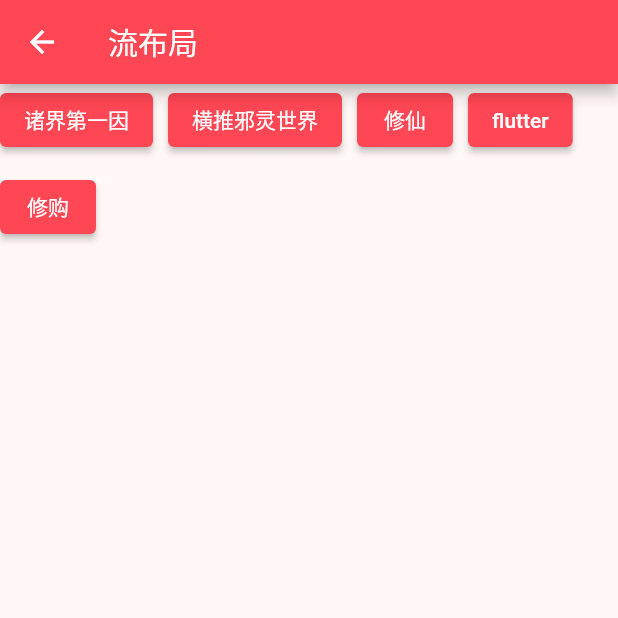
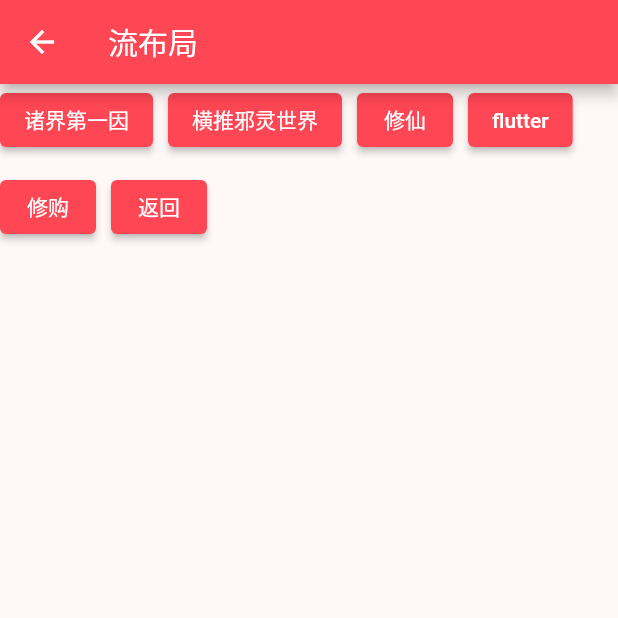
Before and after one commit to Sebastian-github-2020/boss_version_flutter, a Flutter app: the WrapLayout screen opened directly, on a phone screen of 412 x 824 dp, the top half of it. Run offline on Flutter 3.47's test engine with Material 2 defaults, Android fonts, the phone set to English and light mode, and no system bars; our stand-ins replace webview_flutter.

```diff
--- a/lib/pages/Layout/WrapLayout.dart
+++ b/lib/pages/Layout/WrapLayout.dart
@@ -1,3 +1,4 @@
+import 'package:flutter/foundation.dart';
 import 'package:flutter/material.dart';
 import '../../Components/MyButton.dart';
 
@@ -7,7 +8,7 @@ import '../../Components/MyButton.dart';
 
 class WrapLayout extends StatelessWidget {
   const WrapLayout({Key? key}) : super(key: key);
-  static final List txts = ["诸界第一因", "横推邪灵世界", "修仙", "flutter", "修购"];
+  static final List txts = ["诸界第一因", "横推邪灵世界", "修仙", "flutter", "修购", "返回"];
 
   @override
   Widget build(BuildContext context) {
@@ -19,7 +20,16 @@ class WrapLayout extends StatelessWidget {
       body: Wrap(
         spacing: 10, //横轴间距
         runSpacing: 10, // 纵轴 间距
-        children: txts.map((e) => MyButton(() {}, e)).toList(),
+        children: txts
+            .map((e) => MyButton(() {
+                  if (kDebugMode) {
+                    print(e);
+                    if (e == "返回") {
+                      Navigator.pop(context); // 返回上一个页面
+                    }
+                  }
+                }, e))
+            .toList(),
       ),
     );
   }
--- a/lib/pages/Message/Message.dart
+++ b/lib/pages/Message/Message.dart
@@ -26,7 +26,7 @@ class Message extends StatelessWidget {
           itemCount: _pages.length,
           // itemExtent: 50, //强制设置高度50
           itemBuilder: (item, index) {
-            print(index);
+
             return MyListTile(_pages[index]["title"], _pages[index]["subTitle"],_pages[index]["widget"]);
           }
           ),
--- a/pubspec.yaml
+++ b/pubspec.yaml
@@ -35,6 +35,7 @@ dependencies:
   # Use with the CupertinoIcons class for iOS style icons.
   cupertino_icons: ^1.0.2
   webview_flutter: ^3.0.4
+  dio: ^4.0.6
 
 dev_dependencies:
   flutter_test:
```
Also changed, not shown: lib/main.dart (+4 -4 lines), lib/pages/Login/Login.dart (+10 -6 lines), pubspec.lock.
